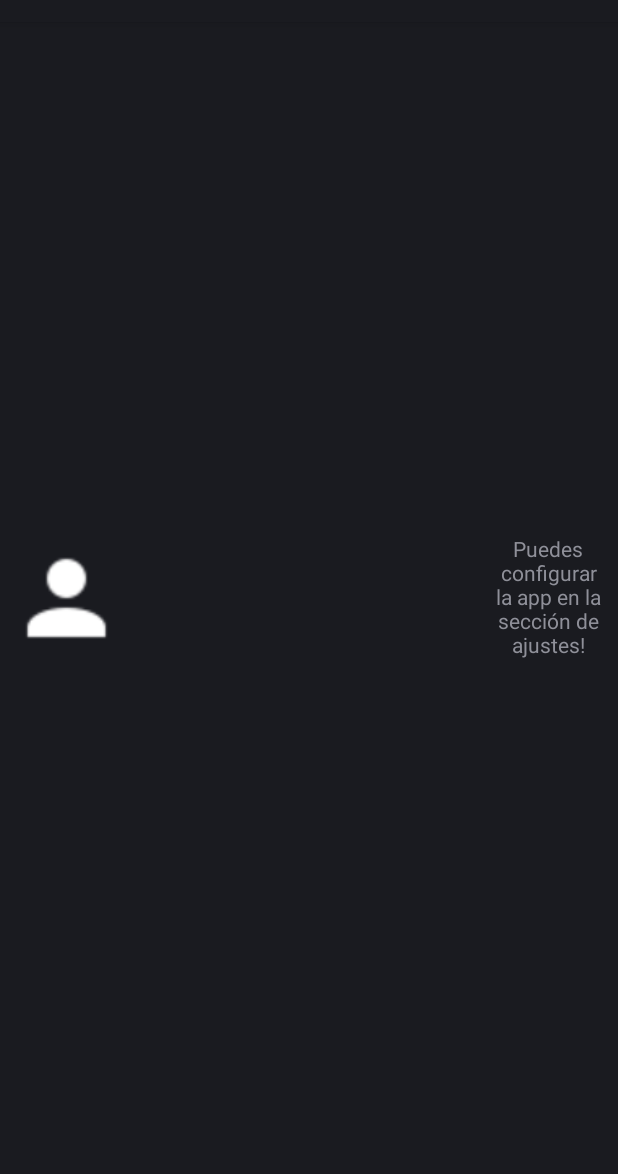
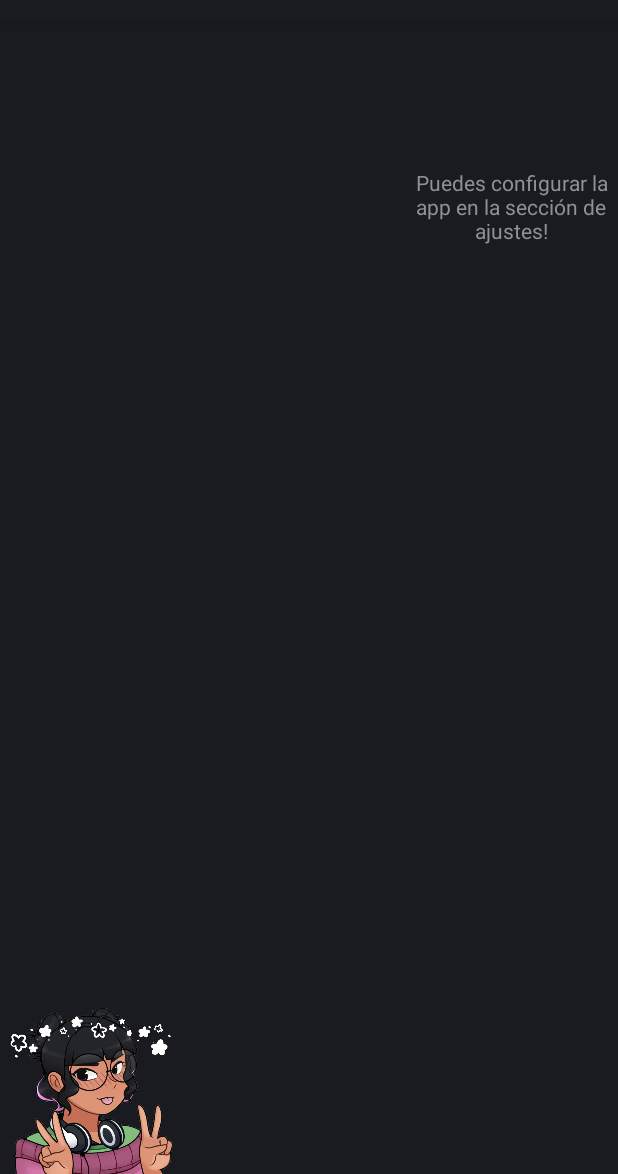
Before and after one commit to AlanFletes/DontBeSad, an Android app: the layout activity_avatar_frame.xml on its own in the app's theme, with its tools: preview values and no code run, on a phone screen of 412 x 824 dp, the part 62-1236 px from its top. Run offline under Robolectric (Android 15) with nearby library versions, the light colour scheme and no system bars; plain views replace BoxInsetLayout.

Commit message:
Avatares agregados, cambiado el avatar placeholder por el avatar "J", agregada función de detección de la primera ejecución y eliminadas las entradas de activities innecesarias en el manifiesto las cuales hacian a las activities aparecer de manera individual en el menú de apps.

```diff
--- a/app/src/main/AndroidManifest.xml
+++ b/app/src/main/AndroidManifest.xml
@@ -29,8 +29,6 @@
             android:exported="true"
             android:label="@string/title_activity_avatar_frame">
             <intent-filter>
-                <action android:name="android.intent.action.MAIN" />
-
                 <category android:name="android.intent.category.LAUNCHER" />
             </intent-filter>
         </activity>
@@ -39,8 +37,6 @@
             android:exported="true"
             android:label="@string/title_activity_settings">
             <intent-filter>
-                <action android:name="android.intent.action.MAIN" />
-
                 <category android:name="android.intent.category.LAUNCHER" />
             </intent-filter>
         </activity>
@@ -50,7 +46,6 @@
             android:label="@string/app_name">
             <intent-filter>
                 <action android:name="android.intent.action.MAIN" />
-
                 <category android:name="android.intent.category.LAUNCHER" />
             </intent-filter>
         </activity>
--- a/app/src/main/res/layout/activity_avatar_frame.xml
+++ b/app/src/main/res/layout/activity_avatar_frame.xml
@@ -11,29 +11,29 @@
     <androidx.constraintlayout.widget.ConstraintLayout
         android:layout_width="match_parent"
         android:layout_height="match_parent"
-        android:padding="@dimen/inner_frame_layout_padding"
         app:layout_boxedEdges="all">
-
 
 
         <TextView
             android:id="@+id/textView"
-            android:layout_width="82dp"
-            android:layout_height="86dp"
+            android:layout_width="142dp"
+            android:layout_height="68dp"
             android:text="Puedes configurar la app en la sección de ajustes!"
             android:textAlignment="center"
             app:layout_constraintBottom_toBottomOf="parent"
             app:layout_constraintEnd_toEndOf="parent"
             app:layout_constraintTop_toTopOf="parent"
-            />
+            app:layout_constraintVertical_bias="0.139" />
 
         <ImageView
             android:id="@+id/imageView7"
-            android:layout_width="78dp"
-            android:layout_height="80dp"
-            android:src="@drawable/account"
+            android:layout_width="113dp"
+            android:layout_height="113dp"
+            android:layout_marginStart="4dp"
+            android:src="@drawable/j"
             app:layout_constraintBottom_toBottomOf="parent"
             app:layout_constraintStart_toStartOf="parent"
-            app:layout_constraintTop_toTopOf="parent" />
+            app:layout_constraintTop_toTopOf="parent"
+            app:layout_constraintVertical_bias="1.0" />
     </androidx.constraintlayout.widget.ConstraintLayout>
 </androidx.wear.widget.BoxInsetLayout>
```
Also changed, not shown: app/src/main/java/com/alanf/dontbesad/MainActivity.java (+13 -0 lines), app/src/main/res/drawable/a.png (added), app/src/main/res/drawable/h.png (added), app/src/main/res/drawable/j.png (added).
